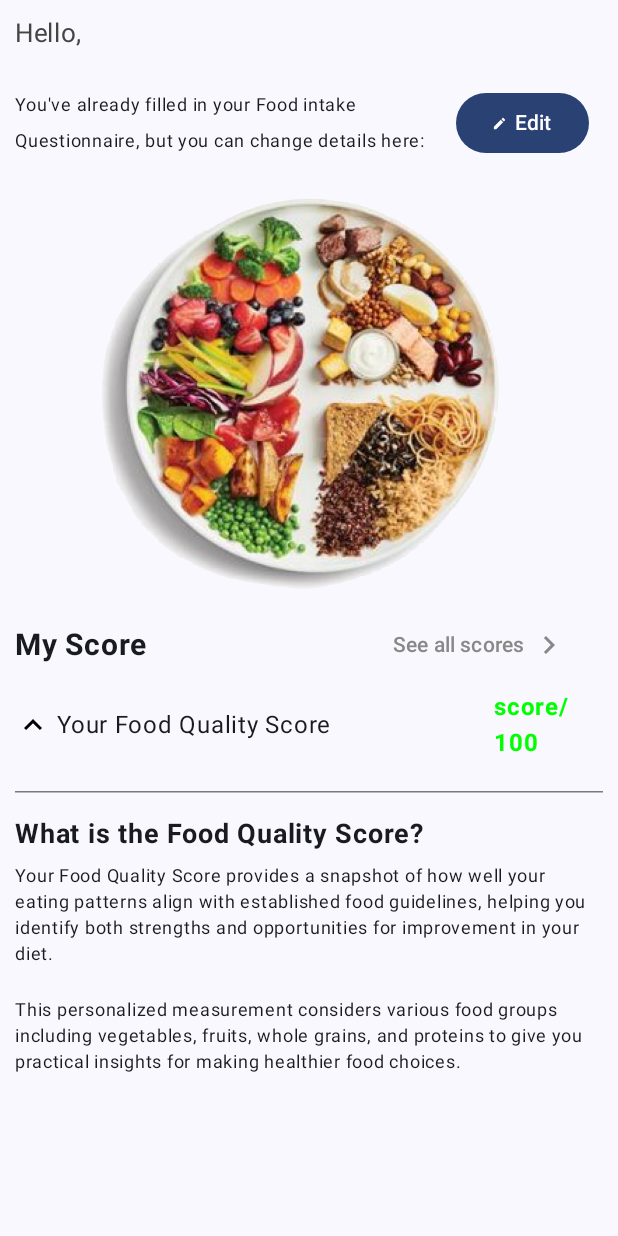
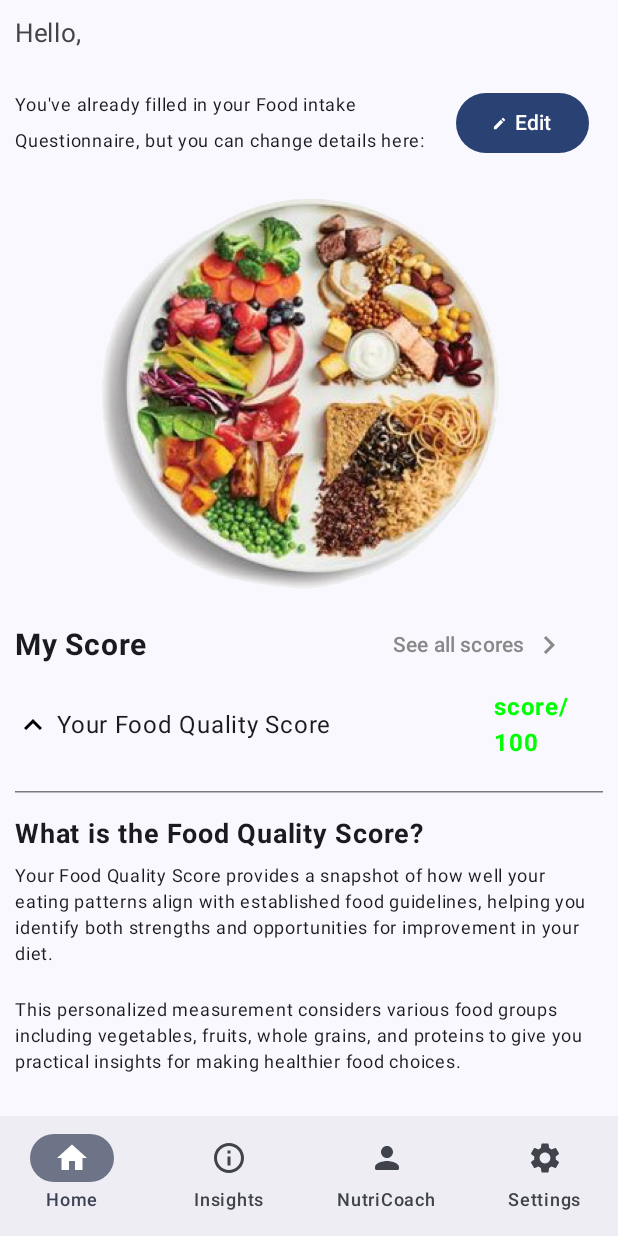
Before and after one commit to caileensutedja/FIT2081_Assignment1, an Android app built with Jetpack Compose: the HomeScreen screen opened directly, with no data from a screen before it, on a phone screen of 412 x 824 dp. Run offline under Robolectric (Android 15) with nearby library versions, the phone set to English and light mode, and no system bars.

Commit message:
Implemented 5th Screen including Bottom Bar.

```diff
--- a/app/build.gradle.kts
+++ b/app/build.gradle.kts
@@ -56,4 +56,6 @@ dependencies {
     androidTestImplementation(libs.androidx.ui.test.junit4)
     debugImplementation(libs.androidx.ui.tooling)
     debugImplementation(libs.androidx.ui.test.manifest)
+    val nav_version = "2.8.9"
+    implementation("androidx.navigation:navigation-compose:$nav_version")
 }
--- a/app/src/main/java/com/fit2081/fit2081_a1_caileen_34375783/HomeScreen.kt
+++ b/app/src/main/java/com/fit2081/fit2081_a1_caileen_34375783/HomeScreen.kt
@@ -2,15 +2,14 @@ package com.fit2081.fit2081_a1_caileen_34375783
 
 import android.content.Context
 import android.content.Intent
-import android.graphics.Paint.Align
 import android.os.Bundle
 import androidx.activity.ComponentActivity
 import androidx.activity.compose.setContent
 import androidx.activity.enableEdgeToEdge
 import androidx.compose.foundation.Image
-import androidx.compose.foundation.horizontalScroll
 import androidx.compose.foundation.layout.Arrangement
 import androidx.compose.foundation.layout.Column
+import androidx.compose.foundation.layout.PaddingValues
 import androidx.compose.foundation.layout.Row
 import androidx.compose.foundation.layout.Spacer
 import androidx.compose.foundation.layout.fillMaxSize
@@ -18,28 +17,31 @@ import androidx.compose.foundation.layout.fillMaxWidth
 import androidx.compose.foundation.layout.height
 import androidx.compose.foundation.layout.padding
 import androidx.compose.foundation.layout.size
-import androidx.compose.foundation.layout.statusBarsPadding
 import androidx.compose.foundation.layout.width
 import androidx.compose.material.icons.Icons
-import androidx.compose.material.icons.filled.ArrowBack
 import androidx.compose.material.icons.filled.Edit
+import androidx.compose.material.icons.filled.Home
 import androidx.compose.material.icons.filled.KeyboardArrowRight
 import androidx.compose.material.icons.filled.KeyboardArrowUp
+import androidx.compose.material.icons.filled.Settings
+import androidx.compose.material.icons.outlined.Info
+import androidx.compose.material.icons.rounded.Person
 import androidx.compose.material3.Button
-import androidx.compose.material3.ButtonColors
 import androidx.compose.material3.ButtonDefaults
 import androidx.compose.material3.HorizontalDivider
 import androidx.compose.material3.Icon
+import androidx.compose.material3.NavigationBar
+import androidx.compose.material3.NavigationBarItem
 import androidx.compose.material3.Scaffold
 import androidx.compose.material3.Text
 import androidx.compose.runtime.Composable
 import androidx.compose.runtime.getValue
 import androidx.compose.runtime.mutableStateOf
 import androidx.compose.runtime.remember
+import androidx.compose.runtime.setValue
 import androidx.compose.ui.Alignment
 import androidx.compose.ui.Modifier
 import androidx.compose.ui.graphics.Color
-import androidx.compose.ui.modifier.modifierLocalMapOf
 import androidx.compose.ui.platform.LocalContext
 import androidx.compose.ui.res.painterResource
 import androidx.compose.ui.text.font.FontWeight
@@ -47,6 +49,10 @@ import androidx.compose.ui.text.style.TextAlign
 import androidx.compose.ui.tooling.preview.Preview
 import androidx.compose.ui.unit.dp
 import androidx.compose.ui.unit.sp
+import androidx.navigation.NavHostController
+import androidx.navigation.compose.NavHost
+import androidx.navigation.compose.composable
+import androidx.navigation.compose.rememberNavController
 import com.fit2081.fit2081_a1_caileen_34375783.ui.theme.FIT2081_A1_Caileen_34375783Theme
 
 class HomeScreen : ComponentActivity() {
@@ -55,7 +61,12 @@ class HomeScreen : ComponentActivity() {
         enableEdgeToEdge()
         setContent {
             FIT2081_A1_Caileen_34375783Theme {
-                Scaffold(modifier = Modifier.fillMaxSize()) { innerPadding ->
+                val navController: NavHostController = rememberNavController()
+                Scaffold(
+                    modifier = Modifier.fillMaxSize(),
+                    bottomBar = {
+                        BottomBar(navController)
+                    }) { innerPadding ->
                     Column(
                         modifier = Modifier
                             .padding(innerPadding)
@@ -63,6 +74,7 @@ class HomeScreen : ComponentActivity() {
                         horizontalAlignment = Alignment.CenterHorizontally
                     ) {
                         HomePage()
+                        MyNavHost(innerPadding, navController)
                     }
                 }
             }
@@ -138,7 +150,9 @@ fun HomePage() {
                 textAlign = TextAlign.Start,
                 modifier = Modifier.weight(1f) // to put the button on the far right
             )
-            Button(onClick = {},
+            Button(onClick = {
+                mContext.startActivity(Intent(mContext, InsightsPage::class.java))
+            },
                 colors = ButtonDefaults.buttonColors(containerColor = Color.Transparent),
 
                 ) {
@@ -194,12 +208,80 @@ fun HomePage() {
             fontSize = 12.sp,
             lineHeight = 17.sp
             )
-        BottomBar()
     }
 }
 
-@Preview (showBackground = true)
 @Composable
-fun BottomBar(){
+fun MyNavHost(
+    innerPadding: PaddingValues,
+    navController: NavHostController) {
+    val mContext = LocalContext.current
+    NavHost(
+        navController = navController,
+        startDestination = "Home"
+    ) {
+        composable("Home") {
+            mContext.startActivity(Intent(mContext, HomeScreen::class.java))
+        }
+        composable("Insights") {
+            mContext.startActivity(Intent(mContext, InsightsPage::class.java))
+        }
+        composable("NutriCoach") {
+            // To be implemented next assignment: NutriCoach Screen
+        }
+        composable("Settings") {
+            // To be implemented next assignment: Settings Screen
+        }
 
+    }
 }
+
+//@Preview(showBackground = true)
+@Composable
+fun BottomBar(navController: NavHostController) {
+    var selectedItem by remember { mutableStateOf(0) }
+
+    val items = listOf(
+        "Home",
+        "Insights",
+        "NutriCoach",
+        "Settings"
+    )
+    NavigationBar {
+        items.forEachIndexed { index, item ->
+            NavigationBarItem(
+                icon = {
+                    when (item) {
+                        "Home" -> Icon(
+                            Icons.Filled.Home,
+                            contentDescription = "Home"
+                        )
+
+                        "Insights" -> Icon(
+                            Icons.Outlined.Info,
+                            contentDescription = "Insights"
+                        )
+
+                        "NutriCoach" -> Icon(
+                            Icons.Rounded.Person,
+                            contentDescription = "NutriCoach"
+                        )
+
+                        "Settings" -> Icon(
+                            Icons.Filled.Settings,
+                            contentDescription = "Settings"
+                        )
+                    }
+                },
+                label = {
+                    Text(item)
+                },
+                selected = selectedItem == index,
+                onClick = {
+                    selectedItem = index
+                    navController.navigate(item)
+                }
+            )
+        }
+    }
+}
--- a/app/src/main/res/values/strings.xml
+++ b/app/src/main/res/values/strings.xml
@@ -3,4 +3,6 @@
     <string name="title_activity_login_page">LoginPage</string>
     <string name="title_activity_questionnaire_page">QuestionnairePage</string>
     <string name="title_activity_home_screen">HomeScreen</string>
+    <string name="title_activity_insights_page">InsightsPage</string>
+    <string name="title_activity_nutri_coach_screen">NutriCoachScreen</string>
 </resources>
```
Also changed, not shown: app/src/main/AndroidManifest.xml (+10 -0 lines), app/src/main/java/com/fit2081/fit2081_a1_caileen_34375783/InsightsPage.kt (added, +47 -0 lines).
